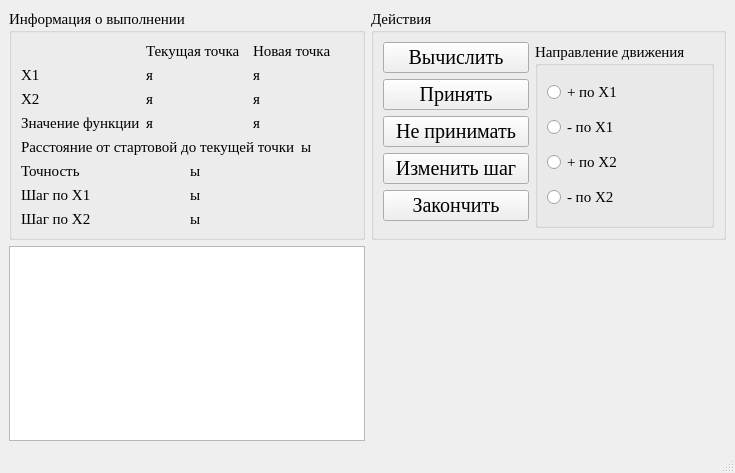
Old version of the form optimizationmethods/ui/CWdescent_fixwindow.ui in the repository Eliminationzx/optimizationmethods.
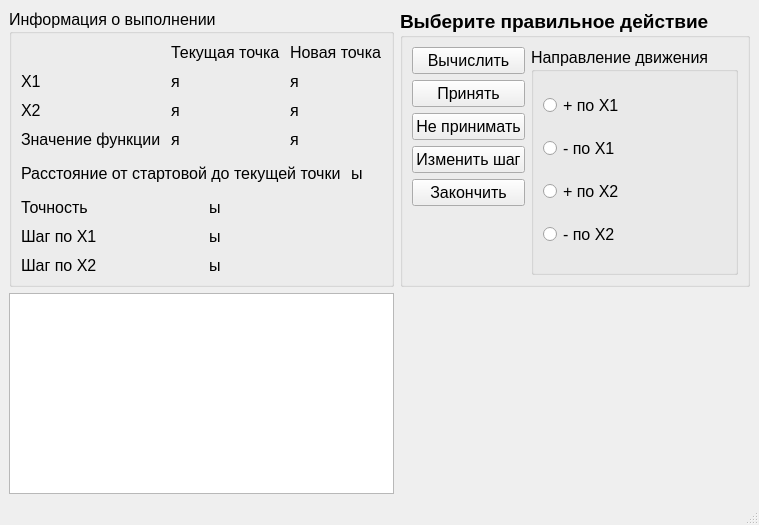
New version of the form.

Commit message: Поправил форму.

Diff of the .ui file:
```diff
--- a/optimizationmethods/ui/CWdescent_fixwindow.ui
+++ b/optimizationmethods/ui/CWdescent_fixwindow.ui
@@ -6,16 +6,10 @@
    <rect>
     <x>0</x>
     <y>0</y>
-    <width>735</width>
-    <height>473</height>
+    <width>743</width>
+    <height>525</height>
    </rect>
   </property>
-  <property name="font">
-   <font>
-    <family>Times New Roman</family>
-    <pointsize>11</pointsize>
-   </font>
-  </property>
   <property name="windowTitle">
    <string>MainWindow</string>
   </property>
@@ -23,12 +17,23 @@
    <layout class="QGridLayout" name="gridLayout_2" rowstretch="0,1" columnstretch="1,1">
     <item row="0" column="0">
      <widget class="QGroupBox" name="groupBox_2">
+      <property name="font">
+       <font>
+        <pointsize>12</pointsize>
+       </font>
+      </property>
       <property name="title">
        <string>Информация о выполнении</string>
       </property>
       <layout class="QVBoxLayout" name="verticalLayout">
+       <property name="spacing">
+        <number>15</number>
+       </property>
        <item>
         <layout class="QGridLayout" name="gridLayout_6">
+         <property name="spacing">
+          <number>10</number>
+         </property>
          <item row="0" column="1">
           <widget class="QLabel" name="label_11">
            <property name="text">
@@ -109,15 +114,18 @@
         </layout>
        </item>
        <item>
-        <layout class="QGridLayout" name="gridLayout_8">
-         <item row="0" column="0">
+        <layout class="QHBoxLayout" name="horizontalLayout">
+         <property name="spacing">
+          <number>10</number>
+         </property>
+         <item>
           <widget class="QLabel" name="label_4">
            <property name="text">
             <string>Расстояние от стартовой до текущей точки</string>
            </property>
           </widget>
          </item>
-         <item row="0" column="1">
+         <item>
           <widget class="QLabel" name="distance_lb">
            <property name="text">
             <string>ы</string>
@@ -128,6 +136,9 @@
        </item>
        <item>
         <layout class="QGridLayout" name="gridLayout_7">
+         <property name="verticalSpacing">
+          <number>10</number>
+         </property>
          <item row="0" column="0">
           <widget class="QLabel" name="label">
            <property name="text">
@@ -177,15 +188,24 @@
     </item>
     <item row="0" column="1">
      <widget class="QGroupBox" name="groupBox_3">
+      <property name="font">
+       <font>
+        <pointsize>14</pointsize>
+        <weight>75</weight>
+        <bold>true</bold>
+       </font>
+      </property>
       <property name="title">
-       <string>Действия</string>
+       <string>Выберите правильное действие</string>
       </property>
       <layout class="QGridLayout" name="gridLayout">
        <item row="0" column="0">
         <widget class="QPushButton" name="calculate_bt">
          <property name="font">
           <font>
-           <pointsize>15</pointsize>
+           <pointsize>12</pointsize>
+           <weight>50</weight>
+           <bold>false</bold>
           </font>
          </property>
          <property name="text">
@@ -195,32 +215,39 @@
        </item>
        <item row="0" column="1" rowspan="6">
         <widget class="QGroupBox" name="groupBox">
+         <property name="font">
+          <font>
+           <pointsize>12</pointsize>
+           <weight>50</weight>
+           <bold>false</bold>
+          </font>
+         </property>
          <property name="title">
           <string>Направление движения</string>
          </property>
-         <layout class="QGridLayout" name="gridLayout_4">
-          <item row="0" column="0">
+         <layout class="QVBoxLayout" name="verticalLayout_2">
+          <item>
            <widget class="QRadioButton" name="up_x1_rb">
             <property name="text">
              <string>+ по Х1</string>
             </property>
            </widget>
           </item>
-          <item row="1" column="0">
+          <item>
            <widget class="QRadioButton" name="down_x1_rb">
             <property name="text">
              <string>- по Х1</string>
             </property>
            </widget>
           </item>
-          <item row="2" column="0">
+          <item>
            <widget class="QRadioButton" name="up_x2_rb">
             <property name="text">
              <string>+ по Х2</string>
             </property>
            </widget>
           </item>
-          <item row="3" column="0">
+          <item>
            <widget class="QRadioButton" name="down_x2_rb">
             <property name="text">
              <string>- по Х2</string>
@@ -234,7 +261,9 @@
         <widget class="QPushButton" name="accept_bt">
          <property name="font">
           <font>
-           <pointsize>15</pointsize>
+           <pointsize>12</pointsize>
+           <weight>50</weight>
+           <bold>false</bold>
           </font>
          </property>
          <property name="text">
@@ -246,7 +275,9 @@
         <widget class="QPushButton" name="not_accept_bt">
          <property name="font">
           <font>
-           <pointsize>15</pointsize>
+           <pointsize>12</pointsize>
+           <weight>50</weight>
+           <bold>false</bold>
           </font>
          </property>
          <property name="text">
@@ -258,7 +289,9 @@
         <widget class="QPushButton" name="end_bt">
          <property name="font">
           <font>
-           <pointsize>15</pointsize>
+           <pointsize>12</pointsize>
+           <weight>50</weight>
+           <bold>false</bold>
           </font>
          </property>
          <property name="text">
@@ -270,7 +303,9 @@
         <widget class="QPushButton" name="change_step_bt">
          <property name="font">
           <font>
-           <pointsize>15</pointsize>
+           <pointsize>12</pointsize>
+           <weight>50</weight>
+           <bold>false</bold>
           </font>
          </property>
          <property name="text">
@@ -282,7 +317,25 @@
      </widget>
     </item>
     <item row="1" column="0">
-     <widget class="QListView" name="listView"/>
+     <widget class="QListView" name="LogLstVw">
+      <property name="font">
+       <font>
+        <pointsize>12</pointsize>
+       </font>
+      </property>
+      <property name="editTriggers">
+       <set>QAbstractItemView::NoEditTriggers</set>
+      </property>
+      <property name="showDropIndicator" stdset="0">
+       <bool>false</bool>
+      </property>
+      <property name="selectionMode">
+       <enum>QAbstractItemView::NoSelection</enum>
+      </property>
+      <property name="selectionRectVisible">
+       <bool>true</bool>
+      </property>
+     </widget>
     </item>
    </layout>
   </widget>
```
Left out of the diff: 4 changed lines with no effect on the pictures.
